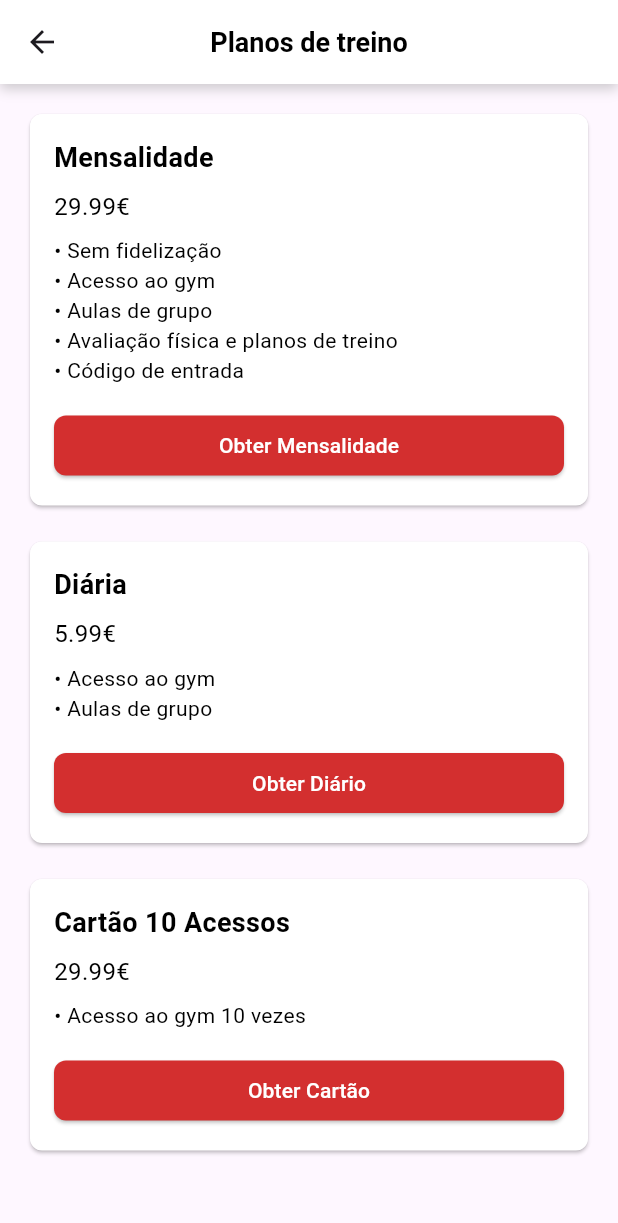
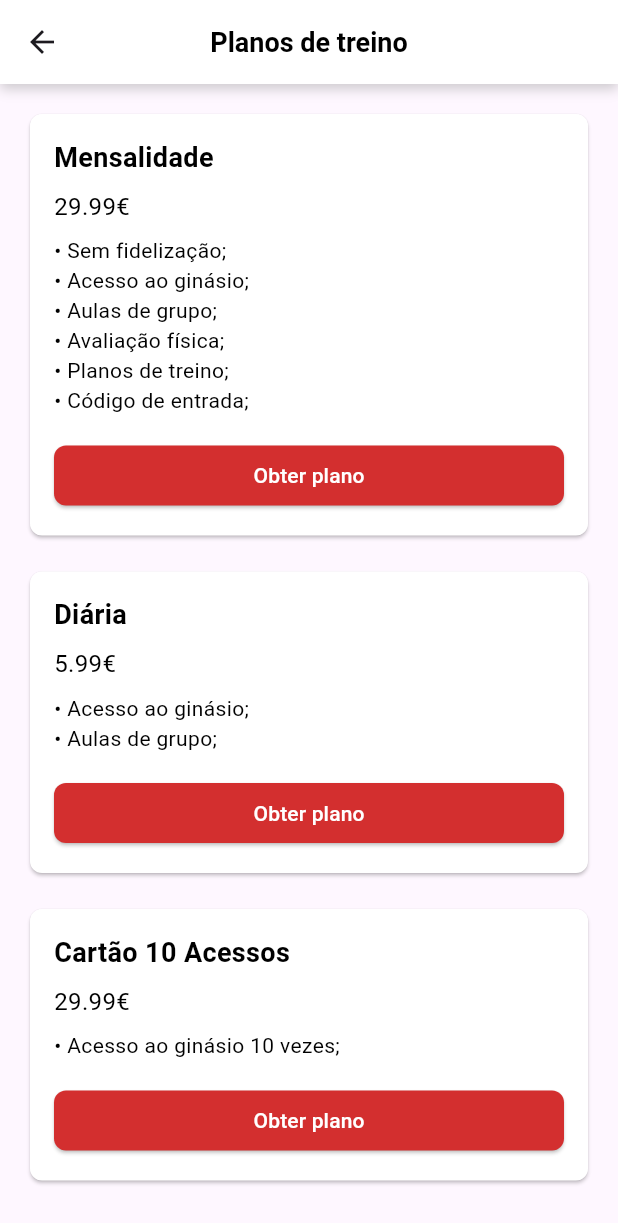
Before and after one commit to Raph40/Flutter_Trabalho_Final, a Flutter app: the precarioPage screen opened directly, on a phone screen of 412 x 824 dp. Shown: the top 1223 px of the screen. Run offline on Flutter 3.47's test engine with Material 3 defaults, Android fonts, the phone set to English and light mode, and no system bars; our stand-ins replace cloud_firestore, firebase_auth, firebase_core, flutter_local_notifications, material_design_icons_flutter, table_calendar and 1 more; missing offline and left inert: colorful_iconify_flutter, iconify_flutter; accounts and stored records are empty; network calls fail.

```diff
--- a/lib/precario.dart
+++ b/lib/precario.dart
@@ -54,32 +54,33 @@ class precarioPage extends StatelessWidget {
               title: 'Mensalidade',
               price: '29.99€',
               details: [
-                'Sem fidelização',
-                'Acesso ao gym',
-                'Aulas de grupo',
-                'Avaliação física e planos de treino',
-                'Código de entrada',
+                'Sem fidelização;',
+                'Acesso ao ginásio;',
+                'Aulas de grupo;',
+                'Avaliação física;',
+                'Planos de treino;',
+                'Código de entrada;',
               ],
-              buttonLabel: 'Obter Mensalidade',
+              buttonLabel: 'Obter plano',
             ),
             SizedBox(height: 16),
             PricingCard(
               title: 'Diária',
               price: '5.99€',
               details: [
-                'Acesso ao gym',
-                'Aulas de grupo',
+                'Acesso ao ginásio;',
+                'Aulas de grupo;',
               ],
-              buttonLabel: 'Obter Diário',
+              buttonLabel: 'Obter plano',
             ),
             SizedBox(height: 16),
             PricingCard(
               title: 'Cartão 10 Acessos',
               price: '29.99€',
               details: [
-                'Acesso ao gym 10 vezes',
+                'Acesso ao ginásio 10 vezes;',
               ],
-              buttonLabel: 'Obter Cartão',
+              buttonLabel: 'Obter plano',
             ),
           ],
         ),
```
